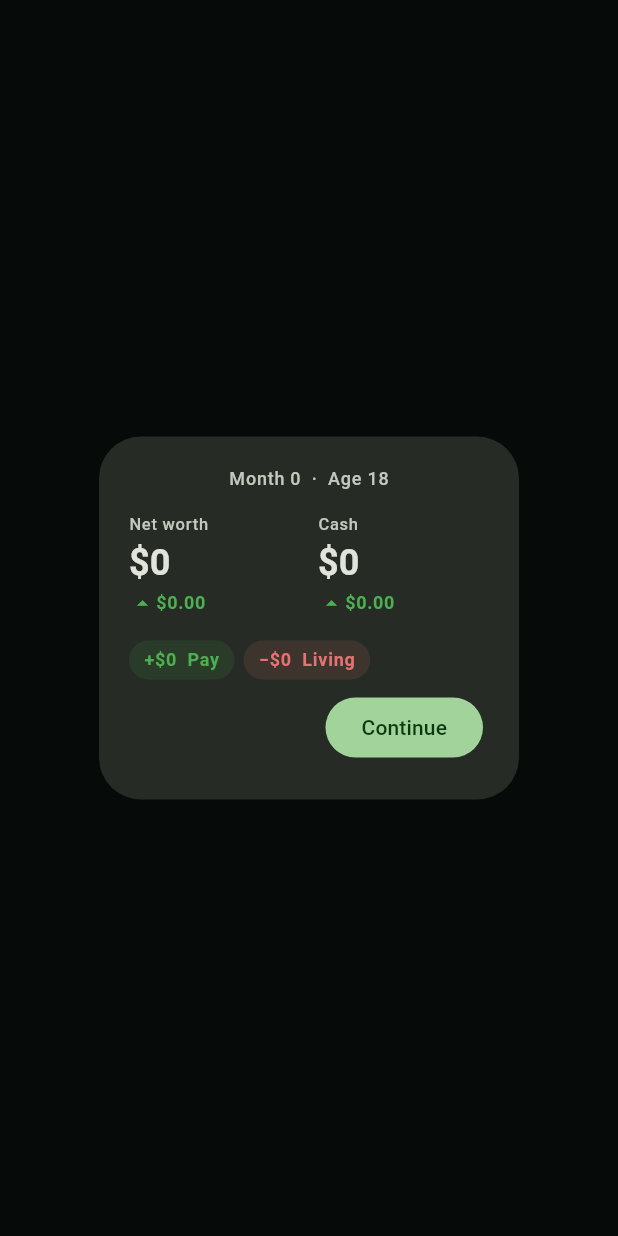
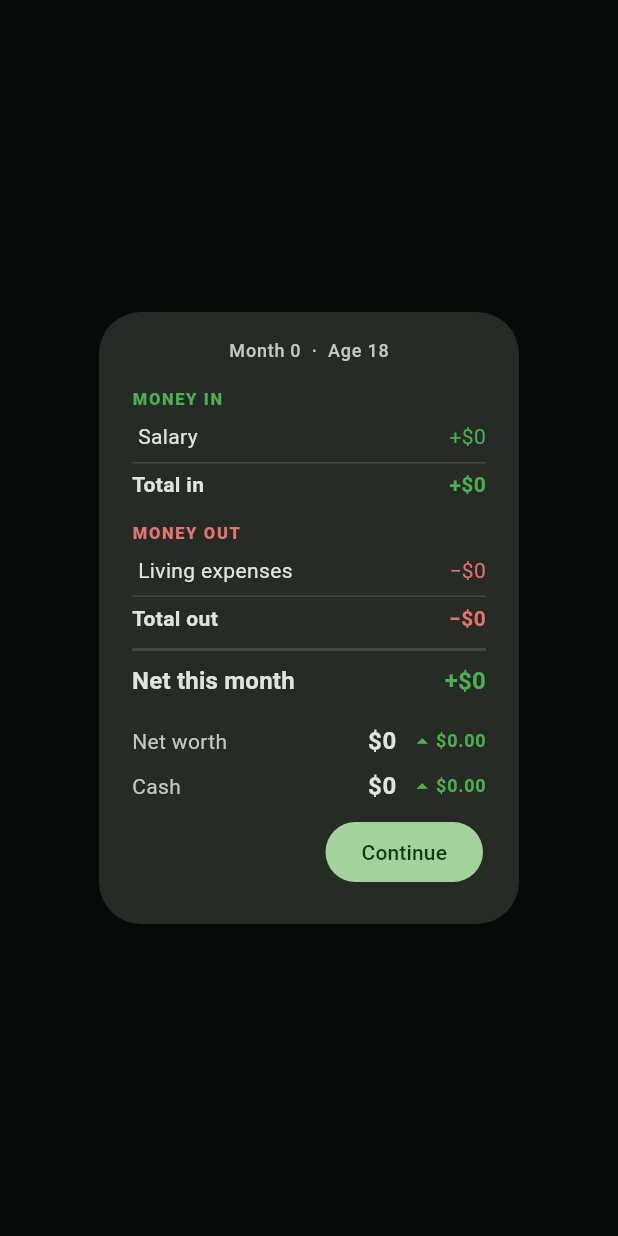
Before and after one commit to Armandoxh/Territorygame, a Flutter app: what showDaySummary() shows on an empty page, opened directly with empty values, on a phone screen of 412 x 824 dp. Run offline on Flutter 3.47's test engine with Material 3 defaults, Android fonts, the phone set to English and light mode, and no system bars.

Commit message:
Lay the monthly recap out as a clean P&L statement (build 40)
The chip layout lost the at-a-glance structure. Rebuilt the recap as a
profit-and-loss: a green Money In section (salary, interest, dividends, rent)
with a Total in subtotal, a red Money Out section (living, mortgage, fees)
with Total out, then a bold Net-this-month line, followed by net-worth and
cash balances with their moves. Labeled, grouped, color-coded.

```diff
--- a/wealthquest/lib/ui/widgets/day_summary_dialog.dart
+++ b/wealthquest/lib/ui/widgets/day_summary_dialog.dart
@@ -4,9 +4,9 @@ import '../../state/game_controller.dart';
 import '../../util/format.dart';
 import 'ui_helpers.dart';
 
-/// The end-of-month recap — a quick, visual snapshot rather than a wall of
-/// text: two hero stats (net worth + cash, each with its move), the month's
-/// cash flow as +/- chips, and a few highlights.
+/// The end-of-month recap, laid out like a clean profit-and-loss statement:
+/// money in and money out grouped into labeled sections with subtotals, a bold
+/// net line, then the running net-worth and cash balances.
 Future<void> showDaySummary(
   BuildContext context,
   GameController game,
@@ -17,25 +17,28 @@ Future<void> showDaySummary(
     builder: (context) {
       final theme = Theme.of(context);
 
-      // Cash-flow items become compact chips — only the ones that happened.
-      final flow = <_Flow>[
-        _Flow('Pay', r.income, true),
-        _Flow('Living', r.expenses, false),
-        if (r.interest > 0.005) _Flow('Interest', r.interest, true),
-        if (r.dividends > 0.005) _Flow('Dividends', r.dividends, true),
-        if (r.rent > 0.005) _Flow('Rent', r.rent, true),
-        if (r.mortgage > 0.005) _Flow('Mortgage', r.mortgage, false),
-        if (r.overdraftFee > 0.005) _Flow('Fee', r.overdraftFee, false),
+      // Inflows (earnings) and outflows (costs) as line items.
+      final income = <_Line>[
+        _Line('Salary', r.income),
+        if (r.interest > 0.005) _Line('Interest', r.interest),
+        if (r.dividends > 0.005) _Line('Dividends & coupons', r.dividends),
+        if (r.rent > 0.005) _Line('Rental income', r.rent),
       ];
+      final expenses = <_Line>[
+        _Line('Living expenses', r.expenses),
+        if (r.mortgage > 0.005) _Line('Mortgage', r.mortgage),
+        if (r.overdraftFee > 0.005) _Line('Overdraft fee', r.overdraftFee),
+      ];
+      final totalIn = income.fold(0.0, (s, l) => s + l.amount);
+      final totalOut = expenses.fold(0.0, (s, l) => s + l.amount);
+      final net = totalIn - totalOut;
 
-      // Portfolio call-outs + events, already emoji-led; cap so it stays short.
       final highlights = [...r.portfolioNotes, ...r.events];
-      const maxHighlights = 5;
-      final shown = highlights.take(maxHighlights).toList();
+      final shown = highlights.take(4).toList();
       final extra = highlights.length - shown.length;
 
       return AlertDialog(
-        contentPadding: const EdgeInsets.fromLTRB(20, 20, 20, 8),
+        contentPadding: const EdgeInsets.fromLTRB(22, 18, 22, 8),
         content: SingleChildScrollView(
           child: Column(
             mainAxisSize: MainAxisSize.min,
@@ -46,50 +49,50 @@ Future<void> showDaySummary(
                     style: theme.textTheme.labelMedium
                         ?.copyWith(color: theme.colorScheme.onSurfaceVariant)),
               ),
+              const SizedBox(height: 16),
+
+              _sectionHeader(theme, 'Money in', kGain),
+              for (final l in income)
+                _lineRow(theme, l.label, l.amount, kGain, positive: true),
+              _subtotal(theme, 'Total in', totalIn, kGain, positive: true),
+
               const SizedBox(height: 14),
-              Row(
-                children: [
-                  Expanded(
-                    child: _HeroStat(
-                      label: 'Net worth',
-                      value: moneyWhole(r.netWorthAfter),
-                      delta: r.netWorthDelta,
-                    ),
-                  ),
-                  const SizedBox(width: 12),
-                  Expanded(
-                    child: _HeroStat(
-                      label: 'Cash',
-                      value: moneyWhole(r.cashAfter),
-                      delta: r.cashDelta,
-                      negative: r.cashAfter < 0,
-                    ),
-                  ),
-                ],
-              ),
+
+              _sectionHeader(theme, 'Money out', kLoss),
+              for (final l in expenses)
+                _lineRow(theme, l.label, l.amount, kLoss, positive: false),
+              _subtotal(theme, 'Total out', totalOut, kLoss, positive: false),
+
+              const SizedBox(height: 10),
+              Container(height: 2, color: theme.colorScheme.outlineVariant),
+              const SizedBox(height: 8),
+              _netRow(theme, net),
+
+              const SizedBox(height: 16),
+              _balanceRow(theme, 'Net worth', r.netWorthAfter, r.netWorthDelta),
+              const SizedBox(height: 6),
+              _balanceRow(theme, 'Cash', r.cashAfter, r.cashDelta,
+                  negative: r.cashAfter < 0),
+
               if (r.cashAfter < 0) ...[
                 const SizedBox(height: 12),
-                _Banner(
-                  text: r.marginCall
+                _banner(
+                  theme,
+                  r.marginCall
                       ? 'Margin call — liquidate to get back above \$0.'
                       : 'Cash is negative — top it up before it costs you.',
                 ),
               ],
-              const SizedBox(height: 16),
-              Wrap(
-                spacing: 6,
-                runSpacing: 6,
-                children: [for (final f in flow) _FlowChip(flow: f)],
-              ),
+
               if (shown.isNotEmpty) ...[
-                const SizedBox(height: 16),
-                const Divider(height: 1),
+                const SizedBox(height: 14),
+                Divider(height: 1, color: theme.colorScheme.outlineVariant),
                 const SizedBox(height: 10),
                 for (final h in shown)
                   Padding(
                     padding: const EdgeInsets.only(bottom: 6),
-                    child: Text(h,
-                        style: theme.textTheme.bodySmall, maxLines: 2),
+                    child:
+                        Text(h, style: theme.textTheme.bodySmall, maxLines: 2),
                   ),
                 if (extra > 0)
                   Text('+$extra more',
@@ -110,95 +113,110 @@ Future<void> showDaySummary(
   );
 }
 
-class _Flow {
+class _Line {
   final String label;
   final double amount;
-  final bool positive;
-  _Flow(this.label, this.amount, this.positive);
+  _Line(this.label, this.amount);
 }
 
-/// One big stat: label, value, and a colored ▲/▼ move for the month.
-class _HeroStat extends StatelessWidget {
-  const _HeroStat({
-    required this.label,
-    required this.value,
-    required this.delta,
-    this.negative = false,
-  });
+/// A small colored section heading, e.g. "MONEY IN".
+Widget _sectionHeader(ThemeData theme, String title, Color color) {
+  return Padding(
+    padding: const EdgeInsets.only(bottom: 4),
+    child: Text(
+      title.toUpperCase(),
+      style: theme.textTheme.labelSmall?.copyWith(
+        color: color,
+        fontWeight: FontWeight.w800,
+        letterSpacing: 1.1,
+      ),
+    ),
+  );
+}
 
-  final String label;
-  final String value;
-  final double delta;
-  final bool negative;
+/// An indented line item: label on the left, signed amount on the right.
+Widget _lineRow(ThemeData theme, String label, double amount, Color color,
+    {required bool positive}) {
+  return Padding(
+    padding: const EdgeInsets.only(left: 4, top: 3, bottom: 3),
+    child: Row(
+      mainAxisAlignment: MainAxisAlignment.spaceBetween,
+      children: [
+        Expanded(child: Text(label, style: theme.textTheme.bodyMedium)),
+        Text('${positive ? '+' : '−'}${moneyWhole(amount)}',
+            style: theme.textTheme.bodyMedium?.copyWith(color: color)),
+      ],
+    ),
+  );
+}
 
-  @override
-  Widget build(BuildContext context) {
-    final theme = Theme.of(context);
+/// A bold subtotal with a thin rule above it.
+Widget _subtotal(ThemeData theme, String label, double amount, Color color,
+    {required bool positive}) {
   return Column(
-      crossAxisAlignment: CrossAxisAlignment.start,
+    children: [
+      Padding(
+        padding: const EdgeInsets.symmetric(vertical: 4),
+        child: Divider(height: 1, color: theme.colorScheme.outlineVariant),
+      ),
+      Row(
+        mainAxisAlignment: MainAxisAlignment.spaceBetween,
         children: [
           Text(label,
-            style: theme.textTheme.labelSmall
+              style: theme.textTheme.bodyMedium
+                  ?.copyWith(fontWeight: FontWeight.w700)),
+          Text('${positive ? '+' : '−'}${moneyWhole(amount)}',
+              style: theme.textTheme.bodyMedium
+                  ?.copyWith(color: color, fontWeight: FontWeight.w700)),
+        ],
+      ),
+    ],
+  );
+}
+
+/// The headline result for the month.
+Widget _netRow(ThemeData theme, double net) {
+  final color = gainColor(net);
+  return Row(
+    mainAxisAlignment: MainAxisAlignment.spaceBetween,
+    children: [
+      Text('Net this month',
+          style:
+              theme.textTheme.titleMedium?.copyWith(fontWeight: FontWeight.bold)),
+      Text('${net >= 0 ? '+' : '−'}${moneyWhole(net.abs())}',
+          style: theme.textTheme.titleMedium
+              ?.copyWith(color: color, fontWeight: FontWeight.bold)),
+    ],
+  );
+}
+
+/// A running balance (net worth / cash) with its month-over-month move.
+Widget _balanceRow(ThemeData theme, String label, double value, double delta,
+    {bool negative = false}) {
+  return Row(
+    mainAxisAlignment: MainAxisAlignment.spaceBetween,
+    children: [
+      Text(label,
+          style: theme.textTheme.bodyMedium
               ?.copyWith(color: theme.colorScheme.onSurfaceVariant)),
-        const SizedBox(height: 2),
-        FittedBox(
-          fit: BoxFit.scaleDown,
-          alignment: Alignment.centerLeft,
-          child: Text(
-            value,
-            style: theme.textTheme.headlineSmall?.copyWith(
-              fontWeight: FontWeight.bold,
-              color: negative ? kLoss : null,
-            ),
-          ),
-        ),
-        const SizedBox(height: 2),
       Row(
         children: [
+          Text(moneyWhole(value),
+              style: theme.textTheme.bodyLarge?.copyWith(
+                  fontWeight: FontWeight.bold, color: negative ? kLoss : null)),
+          const SizedBox(width: 8),
           Icon(delta >= 0 ? Icons.arrow_drop_up : Icons.arrow_drop_down,
               size: 18, color: gainColor(delta)),
           Text(money(delta.abs()),
-                style: theme.textTheme.bodySmall?.copyWith(
+              style: theme.textTheme.labelMedium?.copyWith(
                   color: gainColor(delta), fontWeight: FontWeight.w600)),
         ],
       ),
     ],
   );
 }
-}
 
-/// A compact signed pill, e.g. green "+$1,300 Pay" or red "−$1,181 Living".
-class _FlowChip extends StatelessWidget {
-  const _FlowChip({required this.flow});
-  final _Flow flow;
-
-  @override
-  Widget build(BuildContext context) {
-    final theme = Theme.of(context);
-    final color = flow.positive ? kGain : kLoss;
-    final sign = flow.positive ? '+' : '−';
-    return Container(
-      padding: const EdgeInsets.symmetric(horizontal: 10, vertical: 5),
-      decoration: BoxDecoration(
-        color: color.withOpacity(0.12),
-        borderRadius: BorderRadius.circular(20),
-      ),
-      child: Text(
-        '$sign${moneyWhole(flow.amount)}  ${flow.label}',
-        style: theme.textTheme.labelMedium
-            ?.copyWith(color: color, fontWeight: FontWeight.w600),
-      ),
-    );
-  }
-}
-
-class _Banner extends StatelessWidget {
-  const _Banner({required this.text});
-  final String text;
-
-  @override
-  Widget build(BuildContext context) {
-    final theme = Theme.of(context);
+Widget _banner(ThemeData theme, String text) {
   return Container(
     width: double.infinity,
     padding: const EdgeInsets.symmetric(horizontal: 12, vertical: 8),
@@ -219,4 +237,3 @@ class _Banner extends StatelessWidget {
     ),
   );
 }
-}
--- a/wealthquest/lib/version.dart
+++ b/wealthquest/lib/version.dart
@@ -4,7 +4,7 @@
 /// notable features) — see wealthquest/CLAUDE.md. The badge pinned at the top
 /// of the home header shows this, so you can instantly confirm the live page is
 /// the latest build (and not a stale cache).
-const String kAppVersion = '0.23.1';
-const int kBuildNumber = 39;
+const String kAppVersion = '0.23.2';
+const int kBuildNumber = 40;
 
 String get appVersionLabel => 'v$kAppVersion · build $kBuildNumber';
--- a/wealthquest/pubspec.yaml
+++ b/wealthquest/pubspec.yaml
@@ -1,7 +1,7 @@
 name: wealthquest
 description: "A mobile life-sim / stock-market game. Start at 18 with a day job; each Next Month advances a month — watch your investments perform."
 publish_to: "none"
-version: 0.23.1+39
+version: 0.23.2+40
 
 environment:
   sdk: ">=3.4.0 <4.0.0"
```
Also changed, not shown: dev_log/6-5-2026.txt (+7 -0 lines), 1 other file. Lines whose indentation alone changed are shown as unchanged.
